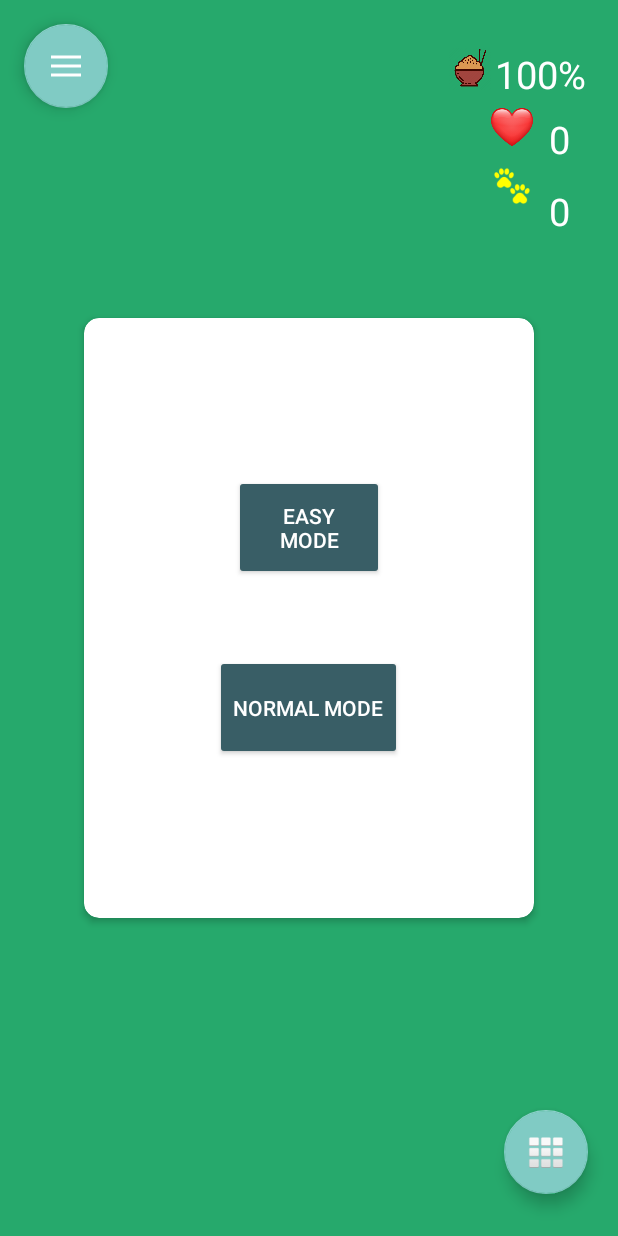
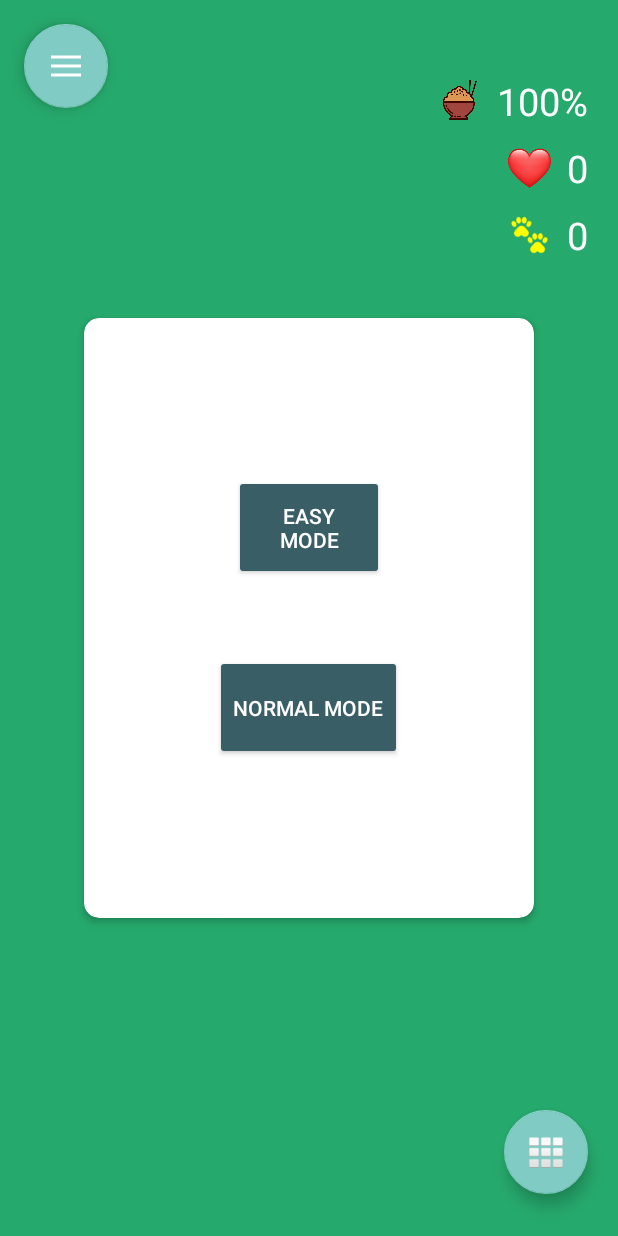
Before and after one commit to 99Rares/Virtual-Pet, an Android app: the screen it shows after launch (MainActivity), on a phone screen of 412 x 824 dp. Run offline under Robolectric (Android 15) with nearby library versions, the light colour scheme and no system bars; libraries missing offline, so code that uses them is left out: com.karumi.dexter; 1 statement that could not run was skipped.

Commit message:
edited activity_main.xml

```diff
--- a/app/src/main/java/com/example/virtualpetpompi/activity/StatisticsActivity.java
+++ b/app/src/main/java/com/example/virtualpetpompi/activity/StatisticsActivity.java
@@ -268,16 +268,23 @@ public class StatisticsActivity extends AppCompatActivity implements SensorEvent
     public void onAccuracyChanged(Sensor sensor, int accuracy) {
 
     }
+
     @SuppressLint("SetTextI18n")
-    private void getRecord(){
+    private void getRecord() {
         DataBase db = DataBase.getInstance(this);
         Pair<Date, Integer> record = db.getRecordData();
-        ((TextView) findViewById(R.id.recordvalue)).setText(formatter.format(record.second) + " @ "
-                        + java.text.DateFormat.getDateInstance().format(record.first));
+        if (record.second > 0) {
+            ((TextView) findViewById(R.id.recordvalue)).setText(formatter.format(record.second) + " @ "
+                    + java.text.DateFormat.getDateInstance().format(record.first));
+        } else {
+            findViewById(R.id.recordvalue).setVisibility(View.GONE);
+            findViewById(R.id.record).setVisibility(View.GONE);
+        }
 
     }
+
     private void goBack() {
-        goBackBtn=findViewById(R.id.goBackFromStatisticsToMain);
+        goBackBtn = findViewById(R.id.goBackFromStatisticsToMain);
         goBackBtn.setOnClickListener(v -> startActivity(new Intent(getApplicationContext(), MainActivity.class)));
     }
 }
--- a/app/src/main/res/layout/activity_main.xml
+++ b/app/src/main/res/layout/activity_main.xml
@@ -130,10 +130,10 @@
         android:visibility="visible"
         app:layout_constraintBottom_toBottomOf="parent"
         app:layout_constraintEnd_toEndOf="parent"
-        app:layout_constraintHorizontal_bias="0.0"
+        app:layout_constraintHorizontal_bias="1.0"
         app:layout_constraintStart_toStartOf="parent"
         app:layout_constraintTop_toTopOf="parent"
-        app:layout_constraintVertical_bias="0.0" />
+        app:layout_constraintVertical_bias="1.0" />
 
     <com.google.android.material.floatingactionbutton.FloatingActionButton
         android:id="@+id/openInventoryBtn"
@@ -184,34 +184,50 @@
         </HorizontalScrollView>
     </androidx.cardview.widget.CardView>
 
+    <LinearLayout
+        android:id="@+id/linearLayout"
+        android:layout_width="wrap_content"
+        android:layout_height="wrap_content"
+        android:layout_marginTop="50dp"
+        android:layout_marginEnd="20dp"
+        android:orientation="horizontal"
+        app:layout_constraintEnd_toEndOf="parent"
+        app:layout_constraintTop_toTopOf="parent">
+
         <ImageView
             android:id="@+id/foodpng"
-        android:layout_width="29dp"
-        android:layout_height="28dp"
-        android:layout_marginTop="32dp"
-        android:layout_marginEnd="84dp"
-        app:layout_constraintEnd_toEndOf="parent"
+            android:layout_width="30dp"
+            android:layout_height="match_parent"
+            android:layout_marginEnd="10dp"
+            app:layout_constraintEnd_toStartOf="@+id/hungerTextView"
             app:layout_constraintTop_toTopOf="parent"
             app:srcCompat="@drawable/rice" />
 
         <TextView
             android:id="@+id/hungerTextView"
-        android:layout_width="63dp"
-        android:layout_height="32dp"
-        android:layout_marginTop="32dp"
-        android:layout_marginEnd="20dp"
-        android:textColor="@color/white"
+            android:layout_width="wrap_content"
+            android:layout_height="wrap_content"
             android:gravity="center"
             android:text="@string/_100"
+            android:textColor="@color/white"
             android:textSize="25sp"
             app:layout_constraintEnd_toEndOf="parent"
             app:layout_constraintTop_toTopOf="parent" />
+    </LinearLayout>
+
+    <LinearLayout
+        android:layout_width="wrap_content"
+        android:layout_height="wrap_content"
+        android:layout_marginTop="10dp"
+        android:layout_marginEnd="20dp"
+        android:orientation="horizontal"
+        app:layout_constraintEnd_toEndOf="parent"
+        app:layout_constraintTop_toBottomOf="@+id/linearLayout2">
 
         <ImageView
             android:id="@+id/stepsPoza"
-        android:layout_width="29dp"
-        android:layout_height="29dp"
-        android:layout_marginTop="10dp"
+            android:layout_width="30dp"
+            android:layout_height="match_parent"
             android:layout_marginEnd="10dp"
             android:visibility="visible"
             app:layout_constraintEnd_toStartOf="@+id/nrSteps"
@@ -222,35 +238,43 @@
             android:id="@+id/nrSteps"
             android:layout_width="wrap_content"
             android:layout_height="wrap_content"
-        android:layout_marginTop="13dp"
-        android:layout_marginEnd="32dp"
-        android:text="0"
+            android:text="@string/_0"
             android:textColor="@color/white"
             android:textSize="25sp"
             app:layout_constraintEnd_toEndOf="@+id/background"
             app:layout_constraintTop_toBottomOf="@+id/lives" />
+    </LinearLayout>
+
+    <LinearLayout
+        android:id="@+id/linearLayout2"
+        android:layout_width="wrap_content"
+        android:layout_height="wrap_content"
+        android:layout_marginTop="10dp"
+        android:layout_marginEnd="20dp"
+        android:orientation="horizontal"
+        app:layout_constraintEnd_toEndOf="parent"
+        app:layout_constraintTop_toBottomOf="@+id/linearLayout">
+
+        <ImageView
+            android:id="@+id/imageView2"
+            android:layout_width="30dp"
+            android:layout_height="match_parent"
+            android:layout_marginEnd="10dp"
+            app:layout_constraintEnd_toStartOf="@+id/lives"
+            app:srcCompat="@drawable/heart" />
 
         <TextView
             android:id="@+id/lives"
             android:layout_width="wrap_content"
             android:layout_height="wrap_content"
-        android:layout_marginTop="11dp"
-        android:layout_marginEnd="32dp"
-        android:text="0"
+            android:text="@string/_0"
             android:textColor="@color/white"
             android:textSize="25sp"
             app:layout_constraintEnd_toEndOf="@+id/background"
             app:layout_constraintTop_toBottomOf="@+id/hungerTextView" />
 
-    <ImageView
-        android:id="@+id/imageView2"
-        android:layout_width="29dp"
-        android:layout_height="29dp"
-        android:layout_marginTop="10dp"
-        android:layout_marginEnd="10dp"
-        app:layout_constraintEnd_toStartOf="@+id/lives"
-        app:layout_constraintTop_toBottomOf="@+id/foodpng"
-        app:srcCompat="@drawable/heart" />
+
+    </LinearLayout>
 
     <ImageView
         android:id="@+id/dead"
@@ -269,9 +293,9 @@
         android:layout_width="wrap_content"
         android:layout_height="wrap_content"
         android:layout_marginTop="36dp"
+        android:gravity="center"
         android:text="@string/your_pet_died"
         android:textSize="20sp"
-        android:gravity="center"
         app:layout_constraintEnd_toEndOf="parent"
         app:layout_constraintStart_toStartOf="parent"
         app:layout_constraintTop_toBottomOf="@+id/dead" />
--- a/app/src/main/res/values/strings.xml
+++ b/app/src/main/res/values/strings.xml
@@ -31,4 +31,5 @@
     <string name="pompi_ls">rares.dan.g@proton.me</string>
     <string name="contact">Contact</string>
     <string name="developer_dan_rares">Developer: Dan Rares</string>
+    <string name="_0">0</string>
 </resources>
```
Lines whose indentation alone changed are shown as unchanged.
